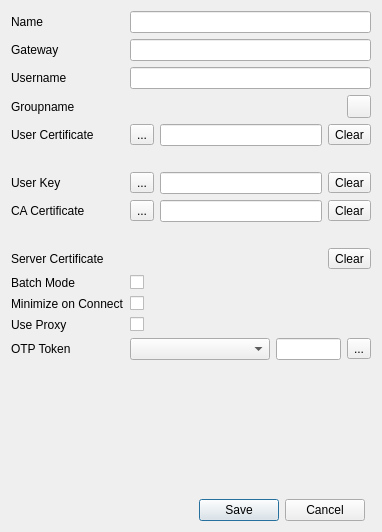
Old version of the form editdialog.ui in the repository openconnect/openconnect-gui.
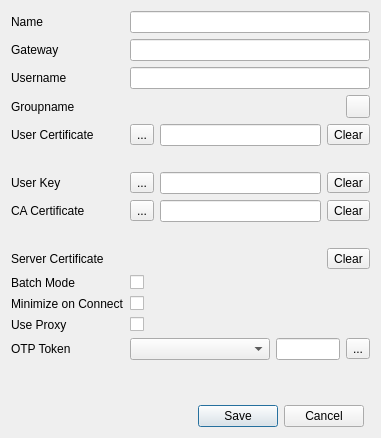
New version of the form. Icons and pictures are not drawn.

Commit message: corrected the size of editdialog

Diff of the .ui file:
```diff
--- a/editdialog.ui
+++ b/editdialog.ui
@@ -6,8 +6,8 @@
    <rect>
     <x>0</x>
     <y>0</y>
-    <width>382</width>
-    <height>532</height>
+    <width>381</width>
+    <height>438</height>
    </rect>
   </property>
   <property name="windowTitle">
```
